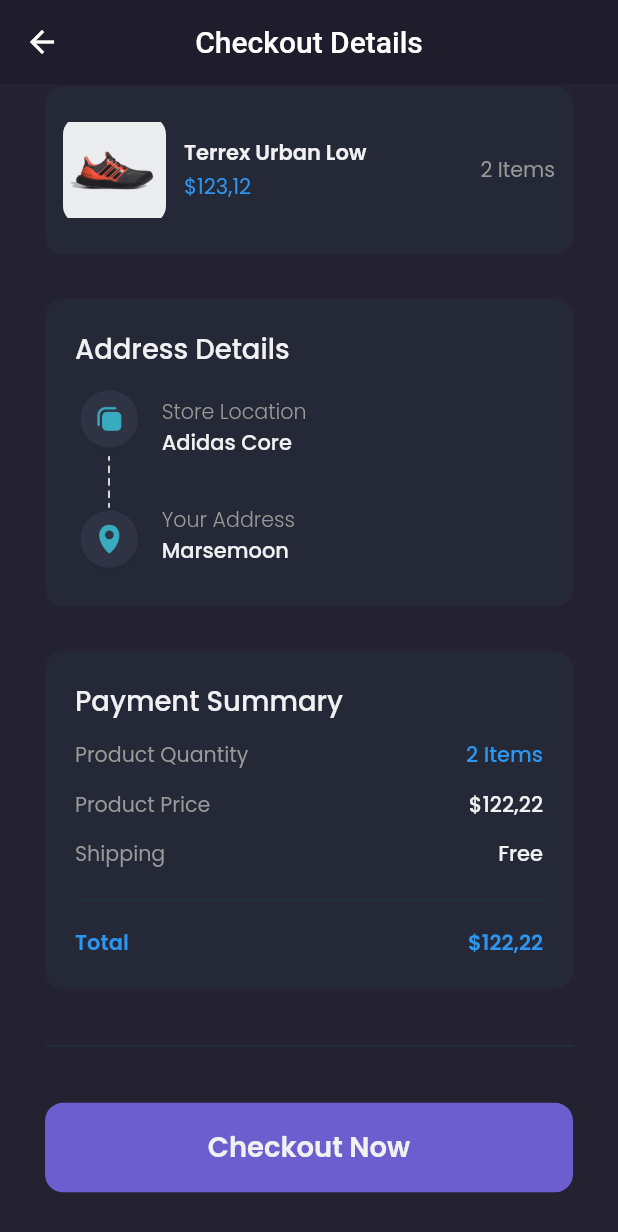
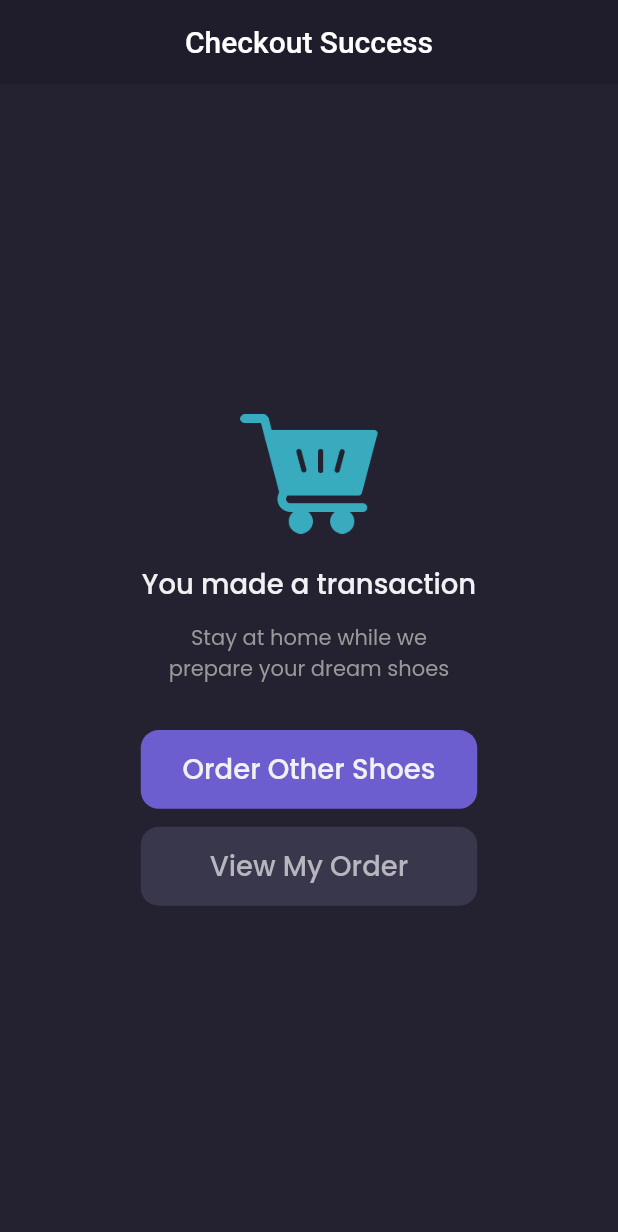
Before and after one commit to andripriyandi/Shoes-Market, a Flutter app: the CheckoutPage screen opened by its route, scrolled down 191 dp, after a tap on "Checkout Now", on a phone screen of 412 x 824 dp. Shown: the top 1232 px of the screen. Run offline on Flutter 3.47's test engine with Material 2 defaults, Android fonts, the phone set to English and light mode, and no system bars; our stand-ins replace carousel_slider, flutter_screenutil, google_fonts.

Commit message:
[FEAT]: Checkout success page

```diff
--- a/lib/main.dart
+++ b/lib/main.dart
@@ -5,6 +5,7 @@ import 'package:shamo/pages/auth/sign_up_page.dart';
 import 'package:shamo/pages/cart/cart_page.dart';
 import 'package:shamo/pages/chat/detail_chat_page.dart';
 import 'package:shamo/pages/checkout/checkout_page.dart';
+import 'package:shamo/pages/checkout/checkout_success_page.dart';
 import 'package:shamo/pages/home/product_page.dart';
 import 'package:shamo/pages/main_page.dart';
 import 'package:shamo/pages/profile/edit_profile_page.dart';
@@ -41,6 +42,7 @@ class MyApp extends StatelessWidget {
             '/product': (context) => const ProductPage(),
             '/cart': (context) => const CartPage(),
             '/checkout': (context) => const CheckoutPage(),
+            '/checkout-success': (context) => const CheckoutSuccessPage(),
           },
         );
       },
--- a/lib/pages/checkout/checkout_page.dart
+++ b/lib/pages/checkout/checkout_page.dart
@@ -252,7 +252,10 @@ class CheckoutPage extends StatelessWidget {
             width: double.infinity,
             margin: EdgeInsets.symmetric(vertical: defaultMargin),
             child: TextButton(
-              onPressed: () {},
+              onPressed: () {
+                Navigator.pushNamedAndRemoveUntil(
+                    context, '/checkout-success', (route) => false);
+              },
               style: TextButton.styleFrom(
                   backgroundColor: primaryColor,
                   shape: RoundedRectangleBorder(
--- /dev/null
+++ b/lib/pages/checkout/checkout_success_page.dart
@@ -0,0 +1,103 @@
+import 'package:flutter/material.dart';
+import 'package:flutter_screenutil/flutter_screenutil.dart';
+import 'package:shamo/theme.dart';
+
+class CheckoutSuccessPage extends StatelessWidget {
+  const CheckoutSuccessPage({Key? key}) : super(key: key);
+
+  @override
+  Widget build(BuildContext context) {
+    PreferredSizeWidget header() {
+      return AppBar(
+        backgroundColor: backgroundColor1,
+        centerTitle: true,
+        title: const Text('Checkout Success'),
+        elevation: 0,
+      );
+    }
+
+    Widget content() {
+      return Center(
+        child: Column(
+          mainAxisAlignment: MainAxisAlignment.center,
+          children: [
+            Image.asset(
+              'assets/icons/icon_empty_cart.png',
+              width: 80.w,
+            ),
+            const SizedBox(
+              height: 20,
+            ),
+            Text(
+              'You made a transaction',
+              style: primaryTextStyle.copyWith(
+                fontSize: 16.sp,
+                fontWeight: medium,
+              ),
+            ),
+            const SizedBox(
+              height: 12,
+            ),
+            Text(
+              'Stay at home while we\nprepare your dream shoes',
+              textAlign: TextAlign.center,
+              style: secondaryTextStyle,
+            ),
+            Container(
+              width: 196.w,
+              height: 44.h,
+              margin: const EdgeInsets.only(top: 30),
+              child: TextButton(
+                onPressed: () {
+                  Navigator.pushNamedAndRemoveUntil(
+                      context, '/home', (route) => false);
+                },
+                style: TextButton.styleFrom(
+                  backgroundColor: primaryColor,
+                  shape: RoundedRectangleBorder(
+                    borderRadius: BorderRadius.circular(12),
+                  ),
+                ),
+                child: Text(
+                  'Order Other Shoes',
+                  style: primaryTextStyle.copyWith(
+                    fontSize: 16.sp,
+                    fontWeight: medium,
+                  ),
+                ),
+              ),
+            ),
+            Container(
+              width: 196.w,
+              height: 44.h,
+              margin: const EdgeInsets.only(top: 12),
+              child: TextButton(
+                onPressed: () {},
+                style: TextButton.styleFrom(
+                  backgroundColor: Color(0xff39374B),
+                  shape: RoundedRectangleBorder(
+                    borderRadius: BorderRadius.circular(12),
+                  ),
+                ),
+                child: Text(
+                  'View My Order',
+                  style: primaryTextStyle.copyWith(
+                    fontSize: 16.sp,
+                    fontWeight: medium,
+                    color: const Color(0xffB7B6BF),
+                  ),
+                ),
+              ),
+            ),
+          ],
+        ),
+      );
+    }
+
+    return Scaffold(
+      backgroundColor: backgroundColor3,
+      appBar: header(),
+      body: content(),
+    );
+  }
+}
```
